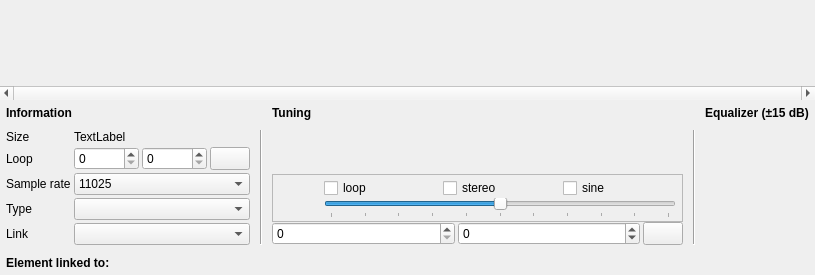
This is sources/editor/pagesmpl.ui in davy7125/polyphone as Qt 5 draws it before an edit. The edited form follows.
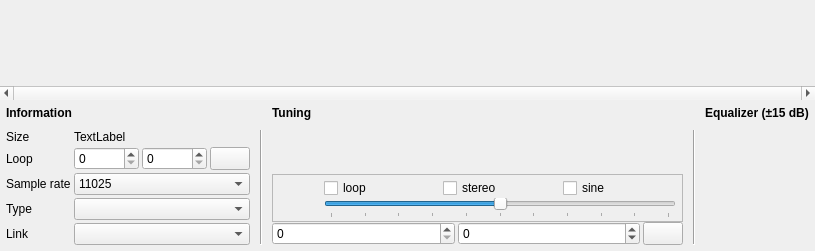
This is the edited form. Icons and pictures are not drawn. Custom widgets are drawn as their Qt base class.

```diff
--- a/sources/editor/pagesmpl.ui
+++ b/sources/editor/pagesmpl.ui
@@ -7,7 +7,7 @@
     <x>0</x>
     <y>0</y>
     <width>815</width>
-    <height>275</height>
+    <height>251</height>
    </rect>
   </property>
   <property name="windowTitle">
@@ -691,108 +691,6 @@
      </layout>
     </widget>
    </item>
-   <item>
-    <widget class="QFrame" name="frameBottom">
-     <property name="sizePolicy">
-      <sizepolicy hsizetype="Ignored" vsizetype="Preferred">
-       <horstretch>0</horstretch>
-       <verstretch>0</verstretch>
-      </sizepolicy>
-     </property>
-     <property name="minimumSize">
-      <size>
-       <width>0</width>
-       <height>24</height>
-      </size>
-     </property>
-     <property name="maximumSize">
-      <size>
-       <width>16777215</width>
-       <height>24</height>
-      </size>
-     </property>
-     <property name="frameShape">
-      <enum>QFrame::NoFrame</enum>
-     </property>
-     <property name="frameShadow">
-      <enum>QFrame::Raised</enum>
-     </property>
-     <layout class="QHBoxLayout" name="horizontalLayout_3">
-      <property name="leftMargin">
-       <number>6</number>
-      </property>
-      <property name="topMargin">
-       <number>0</number>
-      </property>
-      <property name="rightMargin">
-       <number>0</number>
-      </property>
-      <property name="bottomMargin">
-       <number>0</number>
-      </property>
-      <item>
-       <widget class="QLabel" name="labelLinkedTo">
-        <property name="font">
-         <font>
-          <weight>75</weight>
-          <bold>true</bold>
-         </font>
-        </property>
-        <property name="text">
-         <string notr="true">Element linked to:</string>
-        </property>
-        <property name="textInteractionFlags">
-         <set>Qt::NoTextInteraction</set>
-        </property>
-       </widget>
-      </item>
-      <item>
-       <widget class="LinkedToWidget" name="widgetLinkedTo" native="true">
-        <property name="sizePolicy">
-         <sizepolicy hsizetype="Expanding" vsizetype="Preferred">
-          <horstretch>0</horstretch>
-          <verstretch>0</verstretch>
-         </sizepolicy>
-        </property>
-       </widget>
-      </item>
-      <item>
-       <widget class="PushStereoEditing" name="pushStereoEditing">
-        <property name="sizePolicy">
-         <sizepolicy hsizetype="Minimum" vsizetype="Preferred">
-          <horstretch>0</horstretch>
-          <verstretch>0</verstretch>
-         </sizepolicy>
-        </property>
-        <property name="minimumSize">
-         <size>
-          <width>30</width>
-          <height>0</height>
-         </size>
-        </property>
-        <property name="maximumSize">
-         <size>
-          <width>30</width>
-          <height>16777215</height>
-         </size>
-        </property>
-        <property name="cursor">
-         <cursorShape>PointingHandCursor</cursorShape>
-        </property>
-        <property name="iconSize">
-         <size>
-          <width>18</width>
-          <height>18</height>
-         </size>
-        </property>
-        <property name="flat">
-         <bool>true</bool>
-        </property>
-       </widget>
-      </item>
-     </layout>
-    </widget>
-   </item>
   </layout>
  </widget>
  <customwidgets>
@@ -801,17 +699,6 @@
    <extends>QSpinBox</extends>
    <header>spinboxkey.h</header>
   </customwidget>
-  <customwidget>
-   <class>LinkedToWidget</class>
-   <extends>QWidget</extends>
-   <header>linkedtowidget.h</header>
-   <container>1</container>
-  </customwidget>
-  <customwidget>
-   <class>PushStereoEditing</class>
-   <extends>QPushButton</extends>
-   <header>pushstereoediting.h</header>
-  </customwidget>
   <customwidget>
    <class>GraphiqueFourier</class>
    <extends>QWidget</extends>
```
Left out of the diff: 1 changed line with no effect on the pictures.
